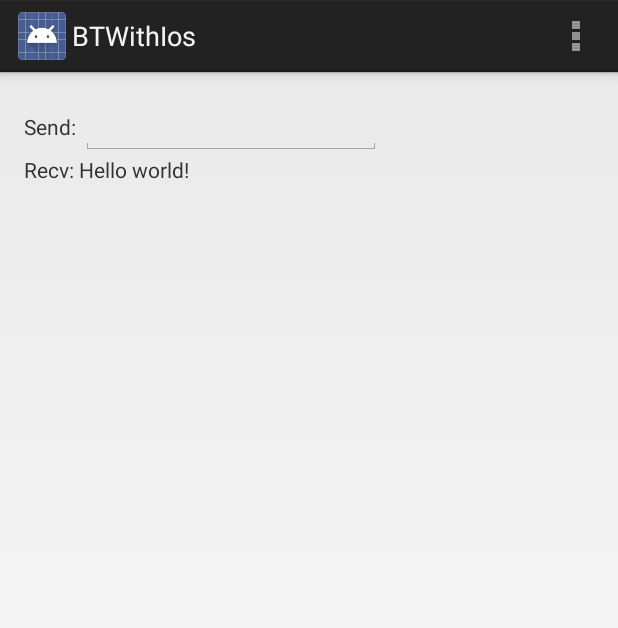
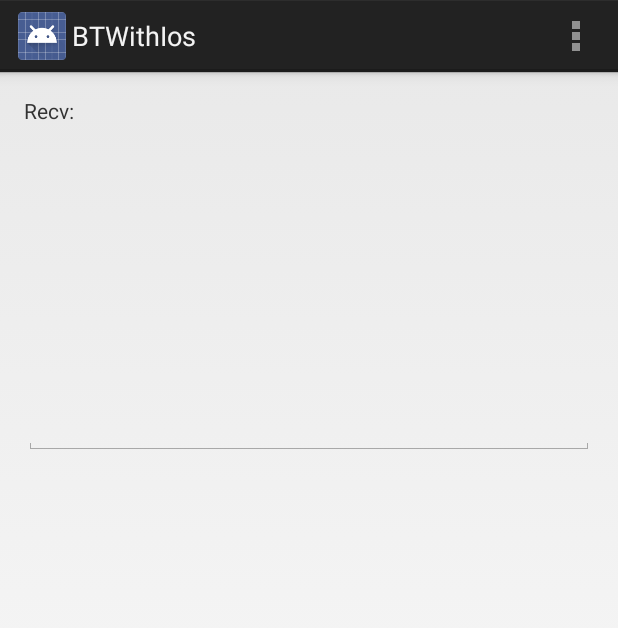
Before and after one commit to mootoh/Legatto, an Android app: the screen it shows after launch (MainActivity), on a phone screen of 412 x 824 dp. Shown: the top 628 px of the screen. Run offline under Robolectric (Android 15) with nearby library versions, the light colour scheme and no system bars; 1 statement that could not run was skipped.

Commit message:
Send/Recv message in a log text view.

```diff
--- a/BTWithIos/app/src/main/res/layout/activity_main.xml
+++ b/BTWithIos/app/src/main/res/layout/activity_main.xml
@@ -9,36 +9,18 @@
     tools:context="net.mootoh.btwithios.app.MainActivity"
     android:orientation="vertical">
 
-    <LinearLayout
-        android:orientation="horizontal"
-        android:layout_width="match_parent"
-        android:layout_height="wrap_content">
     <TextView
-            android:text="Send: "
-            android:layout_width="wrap_content"
-            android:layout_height="wrap_content"
-            android:id="@+id/sendTextView" />
+        android:text="Recv: "
+        android:layout_width="fill_parent"
+        android:layout_height="200dp"
+        android:maxLines="1000"
+        android:scrollbars = "vertical"
+        android:id="@+id/recvTextView" />
     <EditText
-            android:layout_width="200dp"
+        android:layout_width="fill_parent"
         android:layout_height="wrap_content"
         android:id="@+id/sendEditText"
         android:singleLine="true"
         android:layout_above="@+id/textView"
         android:layout_alignParentStart="true" />
 </LinearLayout>
-    <LinearLayout
-        android:orientation="horizontal"
-        android:layout_width="match_parent"
-        android:layout_height="wrap_content">
-        <TextView
-            android:text="Recv: "
-            android:layout_width="wrap_content"
-            android:layout_height="wrap_content"
-            android:id="@+id/recvTextView" />
-        <TextView
-            android:text="@string/hello_world"
-            android:layout_width="wrap_content"
-            android:layout_height="wrap_content"
-            android:id="@+id/receivedTextView" />
-    </LinearLayout>
-</LinearLayout>
```
Also changed, not shown: BTWithIos/app/src/main/java/net/mootoh/btwithios/app/MainActivity.java (+17 -10 lines), BTWithIos/app/src/main/java/net/mootoh/btwithios/app/XNBrowser.java (+21 -0 lines). Lines whose indentation alone changed are shown as unchanged.
